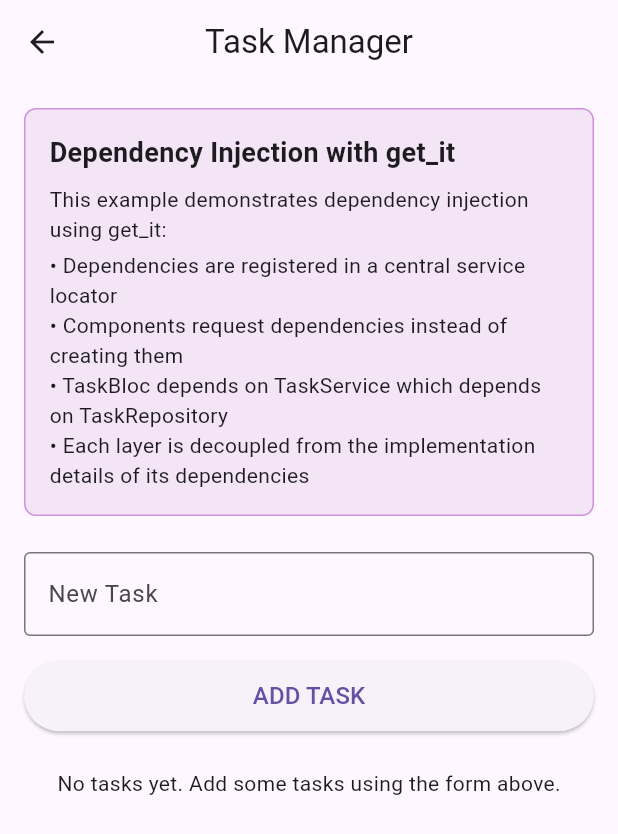
After one commit to Kandil7/learning_bloc, a Flutter app: the screen it shows after launch, scrolled down 576 dp, after a tap on "Dependency Injection", on a phone screen of 412 x 824 dp. The commit adds this screen. Shown: the top 834 px of the screen. Run offline on Flutter 3.47's test engine with Material 3 defaults, Android fonts, the phone set to English and light mode, and no system bars; our stand-ins replace bloc, bloc_concurrency, connectivity_plus, dio, equatable, flutter_bloc and 3 more.

Commit message:
feat: Add Dependency Injection example with get_it
- Add get_it package for dependency injection
- Create task management example with proper layering
- Implement service locator pattern for dependency registration
- Demonstrate dependency injection in BLoC pattern
- Show how to decouple components using dependency injection
- Update dashboard to include Dependency Injection example

```diff
--- a/lib/bloc_learning/bloc_learning_dashboard.dart
+++ b/lib/bloc_learning/bloc_learning_dashboard.dart
@@ -1,6 +1,7 @@
 import 'package:flutter/material.dart';
 import 'package:learning_bloc/bloc_learning/examples/clean_architecture_example/clean_architecture_screen.dart';
 import 'package:learning_bloc/bloc_learning/examples/counter_example/counter_example_screen.dart';
+import 'package:learning_bloc/bloc_learning/examples/dependency_injection_example/dependency_injection_screen.dart';
 import 'package:learning_bloc/bloc_learning/examples/form_validation_example/form_validation_screen.dart';
 import 'package:learning_bloc/bloc_learning/examples/repository_pattern_example/repository_pattern_screen.dart';
 import 'package:learning_bloc/bloc_learning/examples/state_management_example/state_management_screen.dart';
@@ -102,6 +103,16 @@ class BlocLearningDashboard extends StatelessWidget {
                     builder: (context) => const CleanArchitectureScreen()),
               ),
             ),
+            _buildCard(
+              title: 'Dependency Injection',
+              description: 'Using get_it for dependency injection with BLoC',
+              icon: Icons.settings_input_component,
+              onTap: () => Navigator.push(
+                context,
+                MaterialPageRoute(
+                    builder: (context) => const DependencyInjectionScreen()),
+              ),
+            ),
             const SizedBox(height: 16),
             _buildSectionTitle('Real-World Examples'),
             _buildCard(
--- /dev/null
+++ b/lib/bloc_learning/examples/dependency_injection_example/blocs/task_bloc.dart
@@ -0,0 +1,130 @@
+import 'package:equatable/equatable.dart';
+import 'package:flutter_bloc/flutter_bloc.dart';
+import 'package:learning_bloc/bloc_learning/examples/dependency_injection_example/repositories/task_repository.dart';
+import 'package:learning_bloc/bloc_learning/examples/dependency_injection_example/services/task_service.dart';
+
+// Events
+abstract class TaskEvent extends Equatable {
+  const TaskEvent();
+
+  @override
+  List<Object> get props => [];
+}
+
+class LoadTasksEvent extends TaskEvent {}
+
+class AddTaskEvent extends TaskEvent {
+  final String title;
+
+  const AddTaskEvent(this.title);
+
+  @override
+  List<Object> get props => [title];
+}
+
+class ToggleTaskEvent extends TaskEvent {
+  final String id;
+
+  const ToggleTaskEvent(this.id);
+
+  @override
+  List<Object> get props => [id];
+}
+
+class DeleteTaskEvent extends TaskEvent {
+  final String id;
+
+  const DeleteTaskEvent(this.id);
+
+  @override
+  List<Object> get props => [id];
+}
+
+// States
+abstract class TaskState extends Equatable {
+  const TaskState();
+
+  @override
+  List<Object> get props => [];
+}
+
+class TaskInitial extends TaskState {}
+
+class TaskLoading extends TaskState {}
+
+class TaskLoaded extends TaskState {
+  final List<Task> tasks;
+
+  const TaskLoaded(this.tasks);
+
+  @override
+  List<Object> get props => [tasks];
+}
+
+class TaskError extends TaskState {
+  final String message;
+
+  const TaskError(this.message);
+
+  @override
+  List<Object> get props => [message];
+}
+
+// BLoC
+class TaskBloc extends Bloc<TaskEvent, TaskState> {
+  final TaskService _taskService;
+
+  TaskBloc(this._taskService) : super(TaskInitial()) {
+    on<LoadTasksEvent>(_onLoadTasks);
+    on<AddTaskEvent>(_onAddTask);
+    on<ToggleTaskEvent>(_onToggleTask);
+    on<DeleteTaskEvent>(_onDeleteTask);
+  }
+
+  void _onLoadTasks(LoadTasksEvent event, Emitter<TaskState> emit) async {
+    emit(TaskLoading());
+
+    try {
+      final tasks = await _taskService.getTasks();
+      emit(TaskLoaded(tasks));
+    } catch (e) {
+      emit(TaskError(e.toString()));
+    }
+  }
+
+  void _onAddTask(AddTaskEvent event, Emitter<TaskState> emit) async {
+    emit(TaskLoading());
+
+    try {
+      await _taskService.createTask(event.title);
+      final tasks = await _taskService.getTasks();
+      emit(TaskLoaded(tasks));
+    } catch (e) {
+      emit(TaskError(e.toString()));
+    }
+  }
+
+  void _onToggleTask(ToggleTaskEvent event, Emitter<TaskState> emit) async {
+    emit(TaskLoading());
+
+    try {
+      await _taskService.toggleTaskStatus(event.id);
+      final tasks = await _taskService.getTasks();
+      emit(TaskLoaded(tasks));
+    } catch (e) {
+      emit(TaskError(e.toString()));
+    }
+  }
+
+  void _onDeleteTask(DeleteTaskEvent event, Emitter<TaskState> emit) async {
+    emit(TaskLoading());
+
+    try {
+      await _taskService.deleteTask(event.id);
+      final tasks = await _taskService.getTasks();
+      emit(TaskLoaded(tasks));
+    } catch (e) {
+      emit(TaskError(e.toString()));
+    }
+  }
+}
--- /dev/null
+++ b/lib/bloc_learning/examples/dependency_injection_example/dependency_injection_screen.dart
@@ -0,0 +1,28 @@
+import 'package:flutter/material.dart';
+import 'package:learning_bloc/bloc_learning/examples/dependency_injection_example/di/service_locator.dart';
+import 'package:learning_bloc/bloc_learning/examples/dependency_injection_example/screens/task_screen.dart';
+
+/// DependencyInjectionScreen
+///
+/// This is the entry point for the Dependency Injection example.
+/// It initializes the service locator and navigates to the TaskScreen.
+class DependencyInjectionScreen extends StatefulWidget {
+  const DependencyInjectionScreen({Key? key}) : super(key: key);
+
+  @override
+  State<DependencyInjectionScreen> createState() => _DependencyInjectionScreenState();
+}
+
+class _DependencyInjectionScreenState extends State<DependencyInjectionScreen> {
+  @override
+  void initState() {
+    super.initState();
+    // Initialize the service locator
+    setupServiceLocator();
+  }
+
+  @override
+  Widget build(BuildContext context) {
+    return const TaskScreen();
+  }
+}
--- /dev/null
+++ b/lib/bloc_learning/examples/dependency_injection_example/di/service_locator.dart
@@ -0,0 +1,32 @@
+import 'package:get_it/get_it.dart';
+import 'package:learning_bloc/bloc_learning/examples/dependency_injection_example/blocs/task_bloc.dart';
+import 'package:learning_bloc/bloc_learning/examples/dependency_injection_example/repositories/task_repository.dart';
+import 'package:learning_bloc/bloc_learning/examples/dependency_injection_example/services/task_service.dart';
+
+/// Global ServiceLocator instance
+final GetIt getIt = GetIt.instance;
+
+/// Initialize the Service Locator
+///
+/// This method sets up all dependencies for the application.
+/// It should be called at the start of the application.
+void setupServiceLocator() {
+  // Register repositories
+  // Using registerLazySingleton to create the instance only when first needed
+  getIt.registerLazySingleton<TaskRepository>(
+    () => TaskRepositoryImpl(),
+  );
+
+  // Register services
+  // TaskService depends on TaskRepository, which is injected from the service locator
+  getIt.registerLazySingleton<TaskService>(
+    () => TaskServiceImpl(getIt<TaskRepository>()),
+  );
+
+  // Register BLoCs
+  // Using registerFactory to create a new instance each time it's requested
+  // This is important for BLoCs that might need to be created and disposed multiple times
+  getIt.registerFactory<TaskBloc>(
+    () => TaskBloc(getIt<TaskService>()),
+  );
+}
--- /dev/null
+++ b/lib/bloc_learning/examples/dependency_injection_example/repositories/task_repository.dart
@@ -0,0 +1,88 @@
+import 'package:equatable/equatable.dart';
+
+/// Task model
+class Task extends Equatable {
+  final String id;
+  final String title;
+  final bool isCompleted;
+
+  const Task({
+    required this.id,
+    required this.title,
+    this.isCompleted = false,
+  });
+
+  Task copyWith({
+    String? id,
+    String? title,
+    bool? isCompleted,
+  }) {
+    return Task(
+      id: id ?? this.id,
+      title: title ?? this.title,
+      isCompleted: isCompleted ?? this.isCompleted,
+    );
+  }
+
+  @override
+  List<Object> get props => [id, title, isCompleted];
+}
+
+/// Task Repository Interface
+///
+/// This abstract class defines the contract for task data operations.
+abstract class TaskRepository {
+  /// Get all tasks
+  Future<List<Task>> getTasks();
+
+  /// Add a new task
+  Future<void> addTask(Task task);
+
+  /// Update an existing task
+  Future<void> updateTask(Task task);
+
+  /// Delete a task
+  Future<void> deleteTask(String id);
+}
+
+/// Task Repository Implementation
+///
+/// This class implements the TaskRepository interface.
+/// In a real app, this would interact with a database or API.
+class TaskRepositoryImpl implements TaskRepository {
+  // In-memory storage for tasks
+  final List<Task> _tasks = [];
+
+  @override
+  Future<List<Task>> getTasks() async {
+    // Simulate network delay
+    await Future.delayed(const Duration(milliseconds: 500));
+    return [..._tasks];
+  }
+
+  @override
+  Future<void> addTask(Task task) async {
+    // Simulate network delay
+    await Future.delayed(const Duration(milliseconds: 500));
+    _tasks.add(task);
+  }
+
+  @override
+  Future<void> updateTask(Task task) async {
+    // Simulate network delay
+    await Future.delayed(const Duration(milliseconds: 500));
+
+    final index = _tasks.indexWhere((t) => t.id == task.id);
+    if (index != -1) {
+      _tasks[index] = task;
+    }
+  }
+
+  @override
+  Future<void> deleteTask(String id) async {
+    // Simulate network delay
+    await Future.delayed(const Duration(milliseconds: 500));
+
+    _tasks.removeWhere((task) => task.id == id);
+  }
+}
--- /dev/null
+++ b/lib/bloc_learning/examples/dependency_injection_example/screens/task_screen.dart
@@ -0,0 +1,191 @@
+import 'package:flutter/material.dart';
+import 'package:flutter_bloc/flutter_bloc.dart';
+import 'package:learning_bloc/bloc_learning/examples/dependency_injection_example/blocs/task_bloc.dart';
+import 'package:learning_bloc/bloc_learning/examples/dependency_injection_example/di/service_locator.dart';
+import 'package:learning_bloc/bloc_learning/examples/dependency_injection_example/repositories/task_repository.dart';
+
+class TaskScreen extends StatefulWidget {
+  const TaskScreen({Key? key}) : super(key: key);
+
+  @override
+  State<TaskScreen> createState() => _TaskScreenState();
+}
+
+class _TaskScreenState extends State<TaskScreen> {
+  final _taskController = TextEditingController();
+
+  @override
+  void dispose() {
+    _taskController.dispose();
+    super.dispose();
+  }
+
+  @override
+  Widget build(BuildContext context) {
+    // Create a TaskBloc using the service locator
+    // This demonstrates how to get a dependency from the service locator
+    return BlocProvider(
+      create: (context) => getIt<TaskBloc>()..add(LoadTasksEvent()),
+      child: Scaffold(
+        appBar: AppBar(
+          title: const Text('Task Manager'),
+          centerTitle: true,
+        ),
+        body: SingleChildScrollView(
+          padding: const EdgeInsets.all(16.0),
+          child: Column(
+            crossAxisAlignment: CrossAxisAlignment.start,
+            children: [
+              _buildExplanation(),
+              const SizedBox(height: 24),
+              _buildTaskInput(),
+              const SizedBox(height: 24),
+              _buildTaskList(),
+            ],
+          ),
+        ),
+      ),
+    );
+  }
+
+  Widget _buildExplanation() {
+    return Container(
+      padding: const EdgeInsets.all(16),
+      decoration: BoxDecoration(
+        color: Colors.purple[50],
+        borderRadius: BorderRadius.circular(8),
+        border: Border.all(color: Colors.purple[200]!),
+      ),
+      child: const Column(
+        crossAxisAlignment: CrossAxisAlignment.start,
+        children: [
+          Text(
+            'Dependency Injection with get_it',
+            style: TextStyle(fontWeight: FontWeight.bold, fontSize: 18),
+          ),
+          SizedBox(height: 8),
+          Text(
+            'This example demonstrates dependency injection using get_it:',
+            style: TextStyle(fontSize: 14),
+          ),
+          SizedBox(height: 4),
+          Text('• Dependencies are registered in a central service locator', style: TextStyle(fontSize: 14)),
+          Text('• Components request dependencies instead of creating them', style: TextStyle(fontSize: 14)),
+          Text('• TaskBloc depends on TaskService which depends on TaskRepository', style: TextStyle(fontSize: 14)),
+          Text('• Each layer is decoupled from the implementation details of its dependencies', style: TextStyle(fontSize: 14)),
+        ],
+      ),
+    );
+  }
+
+  Widget _buildTaskInput() {
+    return Column(
+      crossAxisAlignment: CrossAxisAlignment.stretch,
+      children: [
+        TextField(
+          controller: _taskController,
+          decoration: const InputDecoration(
+            labelText: 'New Task',
+            hintText: 'Enter task description',
+            border: OutlineInputBorder(),
+          ),
+        ),
+        const SizedBox(height: 16),
+        BlocBuilder<TaskBloc, TaskState>(
+          builder: (context, state) {
+            return ElevatedButton(
+              onPressed: state is TaskLoading
+                  ? null
+                  : () {
+                      final title = _taskController.text.trim();
+                      if (title.isNotEmpty) {
+                        context.read<TaskBloc>().add(AddTaskEvent(title));
+                        _taskController.clear();
+                      }
+                    },
+              style: ElevatedButton.styleFrom(
+                padding: const EdgeInsets.symmetric(vertical: 12),
+              ),
+              child: const Text('ADD TASK', style: TextStyle(fontSize: 16)),
+            );
+          },
+        ),
+      ],
+    );
+  }
+
+  Widget _buildTaskList() {
+    return BlocBuilder<TaskBloc, TaskState>(
+      builder: (context, state) {
+        if (state is TaskLoading) {
+          return const Center(
+            child: CircularProgressIndicator(),
+          );
+        } else if (state is TaskLoaded) {
+          if (state.tasks.isEmpty) {
+            return const Center(
+              child: Text('No tasks yet. Add some tasks using the form above.'),
+            );
+          }
+
+          return Column(
+            crossAxisAlignment: CrossAxisAlignment.start,
+            children: [
+              const Text(
+                'Tasks:',
+                style: TextStyle(fontSize: 18, fontWeight: FontWeight.bold),
+              ),
+              const SizedBox(height: 8),
+              ...state.tasks.map((task) => _buildTaskItem(context, task)),
+            ],
+          );
+        } else if (state is TaskError) {
+          return Center(
+            child: Column(
+              children: [
+                const Icon(Icons.error, color: Colors.red, size: 48),
+                const SizedBox(height: 16),
+                Text(
+                  'Error: ${state.message}',
+                  style: const TextStyle(color: Colors.red),
+                  textAlign: TextAlign.center,
+                ),
+              ],
+            ),
+          );
+        }
+
+        return const SizedBox.shrink();
+      },
+    );
+  }
+
+  Widget _buildTaskItem(BuildContext context, Task task) {
+    return Card(
+      margin: const EdgeInsets.only(bottom: 8),
+      child: ListTile(
+        leading: IconButton(
+          icon: Icon(
+            task.isCompleted ? Icons.check_circle : Icons.circle_outlined,
+            color: task.isCompleted ? Colors.green : Colors.grey,
+          ),
+          onPressed: () {
+            context.read<TaskBloc>().add(ToggleTaskEvent(task.id));
+          },
+        ),
+        title: Text(
+          task.title,
+          style: TextStyle(
+            decoration: task.isCompleted ? TextDecoration.lineThrough : null,
+          ),
+        ),
+        trailing: IconButton(
+          icon: const Icon(Icons.delete, color: Colors.red),
+          onPressed: () {
+            context.read<TaskBloc>().add(DeleteTaskEvent(task.id));
+          },
+        ),
+      ),
+    );
+  }
+}
--- /dev/null
+++ b/lib/bloc_learning/examples/dependency_injection_example/services/task_service.dart
@@ -0,0 +1,71 @@
+import 'package:learning_bloc/bloc_learning/examples/dependency_injection_example/repositories/task_repository.dart';
+
+/// Task Service Interface
+///
+/// This abstract class defines the contract for task business operations.
+abstract class TaskService {
+  /// Get all tasks
+  Future<List<Task>> getTasks();
+
+  /// Create a new task
+  Future<void> createTask(String title);
+
+  /// Toggle task completion status
+  Future<void> toggleTaskStatus(String id);
+
+  /// Delete a task
+  Future<void> deleteTask(String id);
+}
+
+/// Task Service Implementation
+///
+/// This class implements the TaskService interface.
+/// It contains business logic for task operations.
+class TaskServiceImpl implements TaskService {
+  final TaskRepository _repository;
+
+  /// Constructor that takes a TaskRepository dependency
+  ///
+  /// This is where dependency injection happens - the repository
+  /// is injected from outside rather than created inside.
+  TaskServiceImpl(this._repository);
+
+  @override
+  Future<List<Task>> getTasks() async {
+    return await _repository.getTasks();
+  }
+
+  @override
+  Future<void> createTask(String title) async {
+    // Create a new task with a unique ID
+    final task = Task(
+      id: DateTime.now().millisecondsSinceEpoch.toString(),
+      title: title,
+    );
+
+    await _repository.addTask(task);
+  }
+
+  @override
+  Future<void> toggleTaskStatus(String id) async {
+    // Get all tasks
+    final tasks = await _repository.getTasks();
+
+    // Find the task to update
+    final task = tasks.firstWhere(
+      (task) => task.id == id,
+      orElse: () => throw Exception('Task not found'),
+    );
+
+    // Toggle the completion status
+    final updatedTask = task.copyWith(isCompleted: !task.isCompleted);
+
+    // Update the task
+    await _repository.updateTask(updatedTask);
+  }
+
+  @override
+  Future<void> deleteTask(String id) async {
+    await _repository.deleteTask(id);
+  }
+}
--- a/pubspec.yaml
+++ b/pubspec.yaml
@@ -27,6 +27,7 @@ dependencies:
   dio: ^5.3.3
   bloc_concurrency: ^0.2.2
   loading_animation_widget: ^1.2.0+4
+  get_it: ^7.6.4
 
 dev_dependencies:
   flutter_test:
```
Also changed, not shown: 1 other file.
